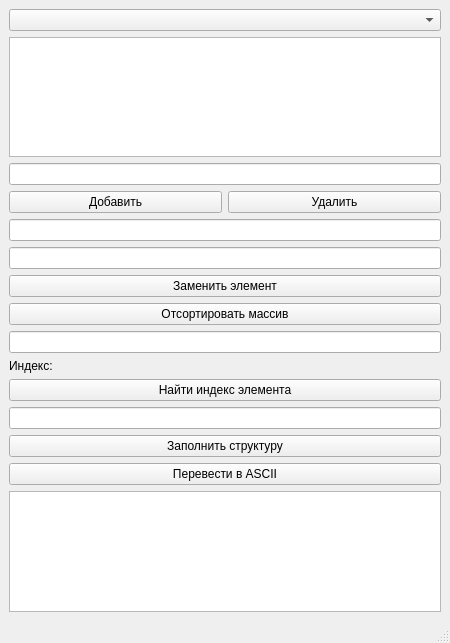
Dizekee/Lab2-Data-structures, file mainwindow.ui: the form before one commit.
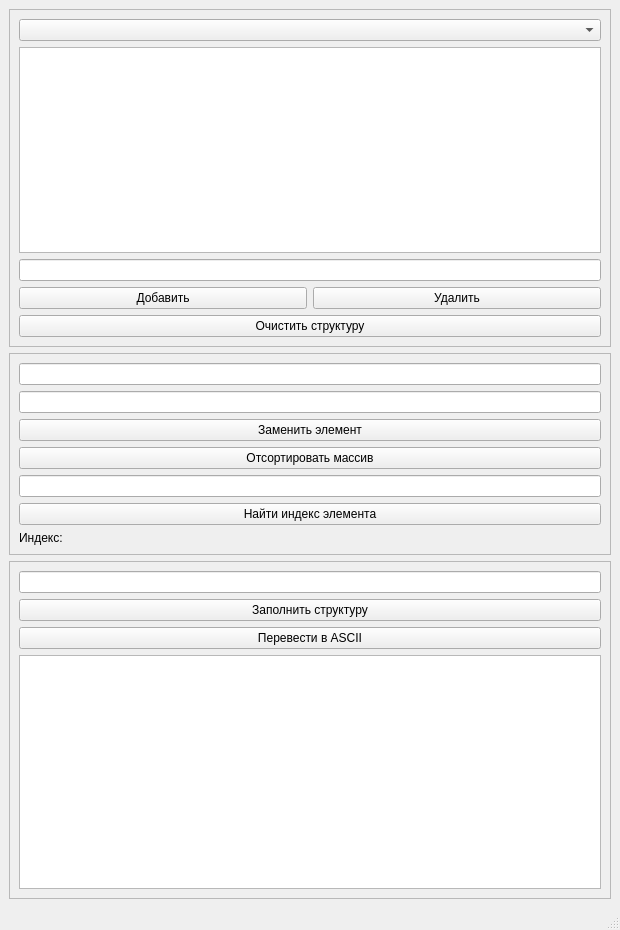
The form after the commit.

Commit message: finish line

What changed in the file:
```diff
--- a/mainwindow.ui
+++ b/mainwindow.ui
@@ -6,14 +6,23 @@
    <rect>
     <x>0</x>
     <y>0</y>
-    <width>450</width>
-    <height>643</height>
+    <width>620</width>
+    <height>930</height>
    </rect>
   </property>
   <property name="windowTitle">
    <string>MainWindow</string>
   </property>
   <widget class="QWidget" name="centralwidget">
+   <layout class="QVBoxLayout" name="verticalLayout_4">
+    <item>
+     <widget class="QFrame" name="frame">
+      <property name="frameShape">
+       <enum>QFrame::Shape::StyledPanel</enum>
+      </property>
+      <property name="frameShadow">
+       <enum>QFrame::Shadow::Raised</enum>
+      </property>
    <layout class="QVBoxLayout" name="verticalLayout">
     <item>
      <widget class="QComboBox" name="structureCombo"/>
@@ -43,6 +52,25 @@
      </layout>
     </item>
     <item>
+        <widget class="QPushButton" name="clearStructButton">
+         <property name="text">
+          <string>Очистить структуру</string>
+         </property>
+        </widget>
+       </item>
+      </layout>
+     </widget>
+    </item>
+    <item>
+     <widget class="QFrame" name="frame_2">
+      <property name="frameShape">
+       <enum>QFrame::Shape::StyledPanel</enum>
+      </property>
+      <property name="frameShadow">
+       <enum>QFrame::Shadow::Raised</enum>
+      </property>
+      <layout class="QVBoxLayout" name="verticalLayout_2">
+       <item>
      <widget class="QLineEdit" name="indexLineEdit"/>
     </item>
     <item>
@@ -65,13 +93,6 @@
     <item>
      <widget class="QLineEdit" name="searchValueLineEdit"/>
     </item>
-    <item>
-     <widget class="QLabel" name="searchResultLabel">
-      <property name="text">
-       <string>Индекс:</string>
-      </property>
-     </widget>
-    </item>
     <item>
      <widget class="QPushButton" name="searchButton">
       <property name="text">
@@ -80,6 +101,25 @@
      </widget>
     </item>
     <item>
+        <widget class="QLabel" name="searchResultLabel">
+         <property name="text">
+          <string>Индекс:</string>
+         </property>
+        </widget>
+       </item>
+      </layout>
+     </widget>
+    </item>
+    <item>
+     <widget class="QFrame" name="frame_3">
+      <property name="frameShape">
+       <enum>QFrame::Shape::StyledPanel</enum>
+      </property>
+      <property name="frameShadow">
+       <enum>QFrame::Shadow::Raised</enum>
+      </property>
+      <layout class="QVBoxLayout" name="verticalLayout_3">
+       <item>
      <widget class="QLineEdit" name="generateCountEdit"/>
     </item>
     <item>
@@ -101,6 +141,9 @@
     </item>
    </layout>
   </widget>
+    </item>
+   </layout>
+  </widget>
   <widget class="QMenuBar" name="menubar">
    <property name="geometry">
     <rect>
```
Left out of the diff: 2 changed lines with no effect on the pictures. Lines whose indentation alone changed are shown as unchanged. The commit also changes 2 other files.
